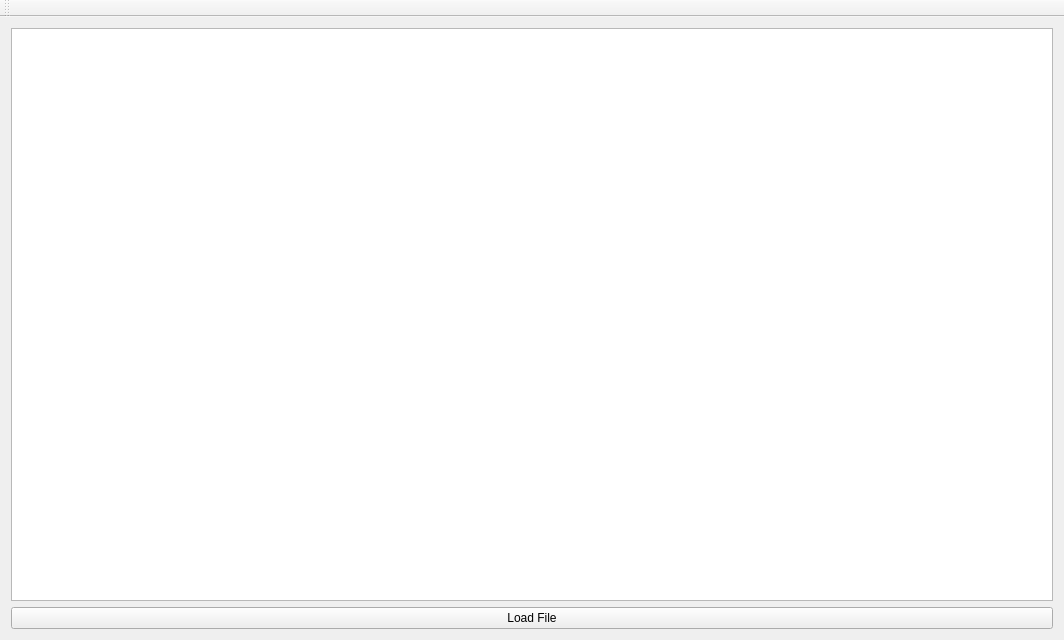
This is vizRenderQt/mainwindow.ui in tmaxthomas/MemVis as Qt 5 draws it before an edit. The edited form follows.
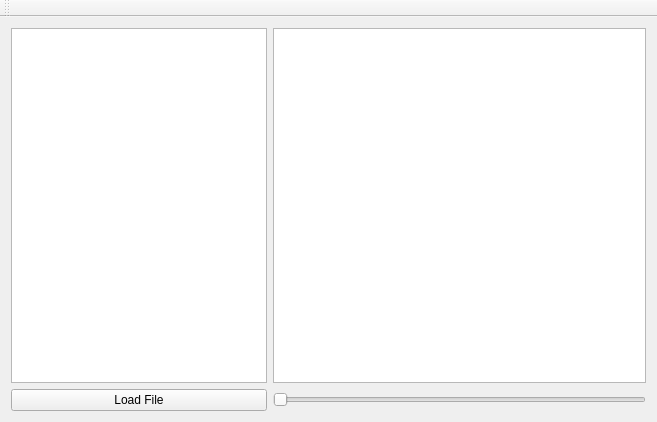
This is the edited form.

What changed in the file:
```diff
--- a/vizRenderQt/mainwindow.ui
+++ b/vizRenderQt/mainwindow.ui
@@ -6,8 +6,8 @@
    <rect>
     <x>0</x>
     <y>0</y>
-    <width>1064</width>
-    <height>640</height>
+    <width>657</width>
+    <height>422</height>
    </rect>
   </property>
   <property name="sizePolicy">
@@ -28,15 +28,54 @@
    </property>
    <layout class="QGridLayout" name="gridLayout_2">
     <item row="0" column="0">
-     <widget class="QGraphicsView" name="graphicsView"/>
+     <widget class="QTableView" name="tableView">
+      <property name="enabled">
+       <bool>true</bool>
+      </property>
+      <property name="sizePolicy">
+       <sizepolicy hsizetype="Fixed" vsizetype="Expanding">
+        <horstretch>0</horstretch>
+        <verstretch>0</verstretch>
+       </sizepolicy>
+      </property>
+      <property name="maximumSize">
+       <size>
+        <width>16777215</width>
+        <height>16777215</height>
+       </size>
+      </property>
+     </widget>
+    </item>
+    <item row="0" column="1">
+     <widget class="QGraphicsView" name="graphicsView">
+      <property name="sizePolicy">
+       <sizepolicy hsizetype="Expanding" vsizetype="Expanding">
+        <horstretch>0</horstretch>
+        <verstretch>0</verstretch>
+       </sizepolicy>
+      </property>
+     </widget>
     </item>
     <item row="1" column="0">
      <widget class="QPushButton" name="loadFileButton">
+      <property name="sizePolicy">
+       <sizepolicy hsizetype="Minimum" vsizetype="Fixed">
+        <horstretch>0</horstretch>
+        <verstretch>0</verstretch>
+       </sizepolicy>
+      </property>
       <property name="text">
        <string>Load File</string>
       </property>
      </widget>
     </item>
+    <item row="1" column="1">
+     <widget class="QSlider" name="horizontalSlider">
+      <property name="orientation">
+       <enum>Qt::Horizontal</enum>
+      </property>
+     </widget>
+    </item>
    </layout>
   </widget>
   <widget class="QMenuBar" name="menuBar">
```
Left out of the diff: 2 changed lines with no effect on the pictures.
